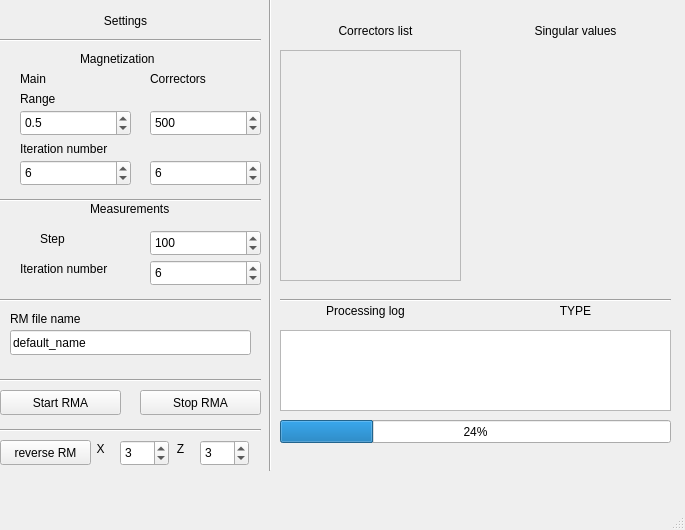
This is uis/rma_main_window.ui in vitaliibalakin/c_orbit as Qt 5 draws it before an edit. The edited form follows.
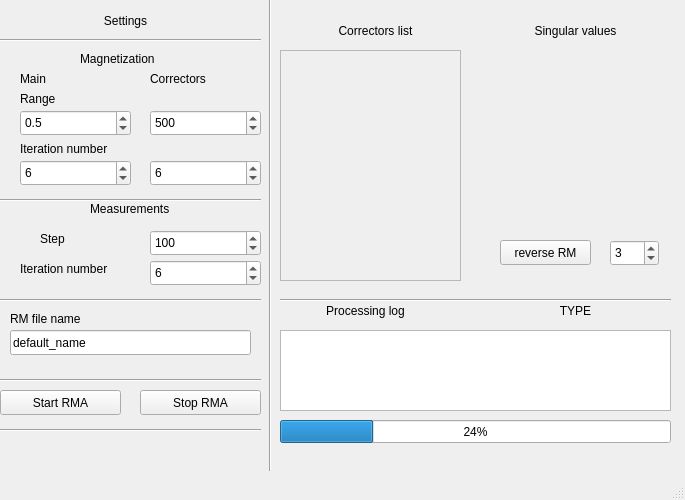
This is the edited form.

The edit to the form file:
```diff
--- a/uis/rma_main_window.ui
+++ b/uis/rma_main_window.ui
@@ -7,7 +7,7 @@
     <x>0</x>
     <y>0</y>
     <width>685</width>
-    <height>530</height>
+    <height>500</height>
    </rect>
   </property>
   <property name="windowTitle">
@@ -490,15 +490,15 @@
       <x>490</x>
       <y>50</y>
       <width>171</width>
-      <height>231</height>
+      <height>181</height>
      </rect>
     </property>
    </widget>
    <widget class="QPushButton" name="btn_reverse_rm">
     <property name="geometry">
      <rect>
-      <x>0</x>
-      <y>440</y>
+      <x>500</x>
+      <y>240</y>
       <width>91</width>
       <height>25</height>
      </rect>
@@ -523,53 +523,8 @@
    <widget class="QSpinBox" name="x_sv">
     <property name="geometry">
      <rect>
-      <x>120</x>
-      <y>440</y>
-      <width>49</width>
-      <height>26</height>
-     </rect>
-    </property>
-    <property name="value">
-     <number>3</number>
-    </property>
-   </widget>
-   <widget class="QLabel" name="label_10">
-    <property name="geometry">
-     <rect>
-      <x>90</x>
-      <y>440</y>
-      <width>21</width>
-      <height>17</height>
-     </rect>
-    </property>
-    <property name="text">
-     <string>X</string>
-    </property>
-    <property name="alignment">
-     <set>Qt::AlignCenter</set>
-    </property>
-   </widget>
-   <widget class="QLabel" name="label_15">
-    <property name="geometry">
-     <rect>
-      <x>170</x>
-      <y>440</y>
-      <width>21</width>
-      <height>17</height>
-     </rect>
-    </property>
-    <property name="text">
-     <string>Z</string>
-    </property>
-    <property name="alignment">
-     <set>Qt::AlignCenter</set>
-    </property>
-   </widget>
-   <widget class="QSpinBox" name="z_sv">
-    <property name="geometry">
-     <rect>
-      <x>200</x>
-      <y>440</y>
+      <x>610</x>
+      <y>240</y>
       <width>49</width>
       <height>26</height>
      </rect>
```
Left out of the diff: 2 changed lines with no effect on the pictures.
